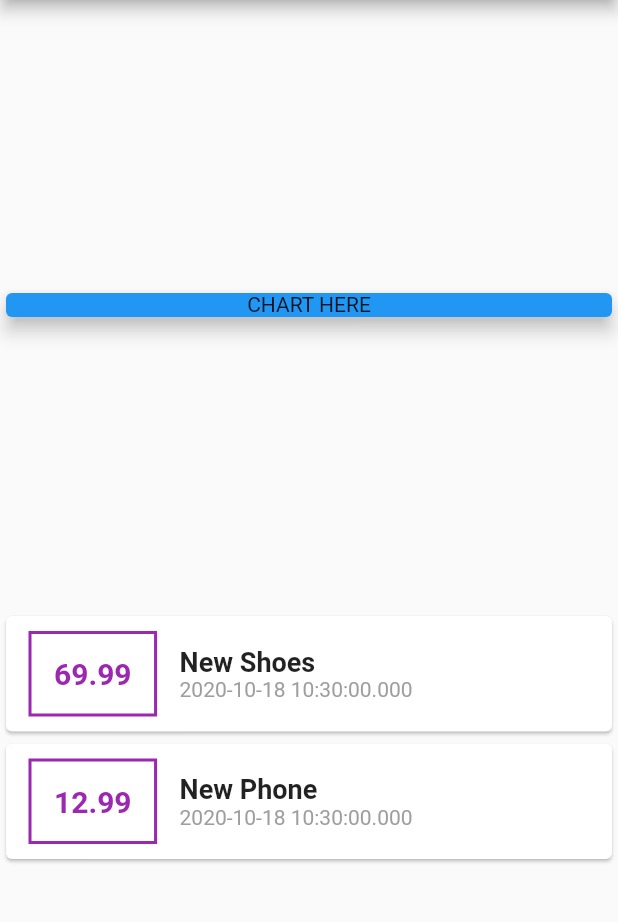
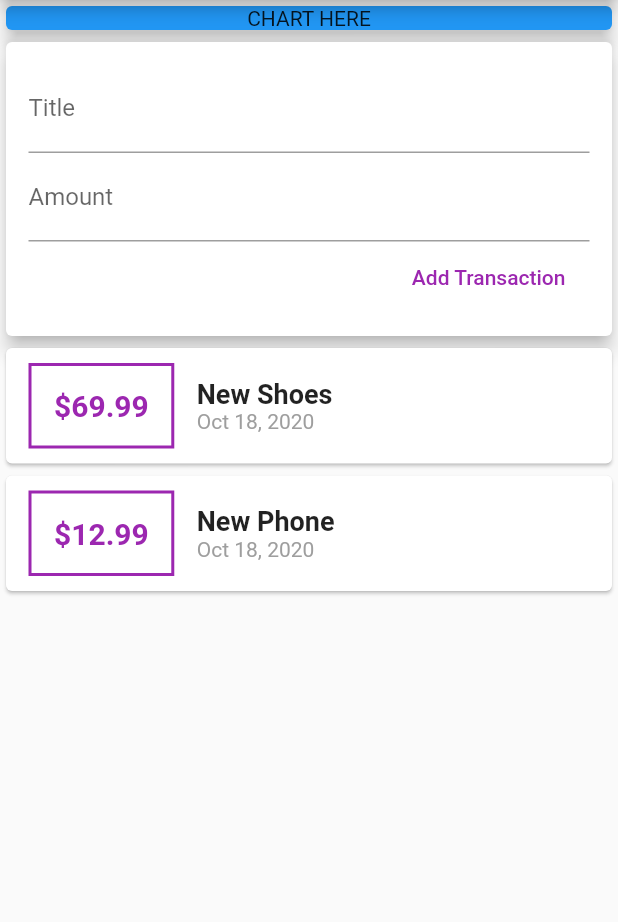
Before and after one commit to TomekLesniak/PersonalExpensesApp, a Flutter app: the screen it shows after launch, on a phone screen of 412 x 824 dp, the part 84-1006 px from its top. Run offline on Flutter 3.47's test engine with Material 2 defaults, Android fonts, the phone set to English and light mode, and no system bars.

Commit message:
Add new transaction on runtime

```diff
--- a/lib/main.dart
+++ b/lib/main.dart
@@ -1,6 +1,8 @@
+import 'package:PersonalExpensesApp/widgets/user_transactions.dart';
 import 'package:flutter/material.dart';
 
-import './transaction.dart';
+import './widgets/new_transaction.dart';
+import './widgets/transaction_list.dart';
 
 void main() {
   runApp(MyApp());
@@ -16,21 +18,14 @@ class MyApp extends StatelessWidget {
   }
 }
 
-class MyHomePage extends StatelessWidget {
-  final List<Transaction> transactions = [
-    Transaction(
-      id: 't1',
-      title: 'New Shoes',
-      amount: 69.99,
-      date: DateTime.now(),
-    ),
-    Transaction(
-      id: 't2',
-      title: 'New Phone',
-      amount: 12.99,
-      date: DateTime.now(),
-    ),
-  ];
+class MyHomePage extends StatefulWidget {
+  @override
+  _MyHomePageState createState() => _MyHomePageState();
+}
+
+class _MyHomePageState extends State<MyHomePage> {
+  final titleController = TextEditingController();
+  final amountController = TextEditingController();
 
   @override
   Widget build(BuildContext context) {
@@ -39,7 +34,7 @@ class MyHomePage extends StatelessWidget {
         title: Text('Personal Expenses'),
       ),
       body: Column(
-        mainAxisAlignment: MainAxisAlignment.spaceEvenly,
+        // mainAxisAlignment: MainAxisAlignment.start,
         crossAxisAlignment: CrossAxisAlignment.center,
         children: [
           Container(
@@ -53,55 +48,7 @@ class MyHomePage extends StatelessWidget {
               color: Colors.blue,
             ),
           ),
-          Column(
-            children: transactions.map((t) {
-              return Card(
-                child: Row(
-                  children: [
-                    Container(
-                      margin: EdgeInsets.symmetric(
-                        vertical: 10,
-                        horizontal: 15,
-                      ),
-                      padding: EdgeInsets.all(15),
-                      decoration: BoxDecoration(
-                        border: Border.all(
-                          color: Colors.purple,
-                          width: 2,
-                        ),
-                      ),
-                      child: Text(
-                        t.amount.toString(),
-                        style: TextStyle(
-                          color: Colors.purple,
-                          fontWeight: FontWeight.bold,
-                          fontSize: 20,
-                        ),
-                      ),
-                    ),
-                    Column(
-                      crossAxisAlignment: CrossAxisAlignment.start,
-                      children: [
-                        Text(
-                          t.title,
-                          style: TextStyle(
-                            fontWeight: FontWeight.w600,
-                            fontSize: 18,
-                          ),
-                          textAlign: TextAlign.left,
-                        ),
-                        Text(
-                          t.date.toString(),
-                          style: TextStyle(color: Colors.grey),
-                          textAlign: TextAlign.left,
-                        ),
-                      ],
-                    )
-                  ],
-                ),
-              );
-            }).toList(),
-          )
+          UserTransactions(),
         ],
       ),
     );
--- /dev/null
+++ b/lib/widgets/new_transaction.dart
@@ -0,0 +1,40 @@
+import 'package:flutter/material.dart';
+
+class NewTransaction extends StatelessWidget {
+  final titleController = TextEditingController();
+  final amountController = TextEditingController();
+  final Function newTransactionHandler;
+
+  NewTransaction(this.newTransactionHandler);
+
+  @override
+  Widget build(BuildContext context) {
+    return Card(
+      elevation: 5,
+      child: Container(
+        padding: EdgeInsets.all(15),
+        child: Column(
+          crossAxisAlignment: CrossAxisAlignment.end,
+          children: [
+            TextField(
+              decoration: InputDecoration(labelText: 'Title'),
+              controller: titleController,
+            ),
+            TextField(
+              decoration: InputDecoration(labelText: 'Amount'),
+              controller: amountController,
+            ),
+            FlatButton(
+              textColor: Colors.purple,
+              child: Text('Add Transaction'),
+              onPressed: () {
+                newTransactionHandler(this.titleController.text,
+                    double.parse(this.amountController.text));
+              },
+            ),
+          ],
+        ),
+      ),
+    );
+  }
+}
--- /dev/null
+++ b/lib/widgets/transaction_list.dart
@@ -0,0 +1,62 @@
+import 'package:PersonalExpensesApp/models/transaction.dart';
+import 'package:flutter/material.dart';
+import 'package:intl/intl.dart';
+
+class TransactionList extends StatelessWidget {
+  final List<Transaction> transactions;
+
+  TransactionList(this.transactions);
+
+  @override
+  Widget build(BuildContext context) {
+    return Column(
+      children: transactions.map((t) {
+        return Card(
+          child: Row(
+            children: [
+              Container(
+                margin: EdgeInsets.symmetric(
+                  vertical: 10,
+                  horizontal: 15,
+                ),
+                padding: EdgeInsets.all(15),
+                decoration: BoxDecoration(
+                  border: Border.all(
+                    color: Colors.purple,
+                    width: 2,
+                  ),
+                ),
+                child: Text(
+                  '\$${t.amount}',
+                  style: TextStyle(
+                    color: Colors.purple,
+                    fontWeight: FontWeight.bold,
+                    fontSize: 20,
+                  ),
+                ),
+              ),
+              Column(
+                crossAxisAlignment: CrossAxisAlignment.start,
+                children: [
+                  Text(
+                    t.title,
+                    style: TextStyle(
+                      fontWeight: FontWeight.w600,
+                      fontSize: 18,
+                    ),
+                    textAlign: TextAlign.left,
+                  ),
+                  Text(
+                    DateFormat.yMMMd().format(t.date),
+                    style: TextStyle(color: Colors.grey),
+                    textAlign: TextAlign.left,
+                  ),
+                ],
+              )
+            ],
+          ),
+        );
+      }).toList(),
+    );
+  }
+}
--- /dev/null
+++ b/lib/widgets/user_transactions.dart
@@ -0,0 +1,47 @@
+import 'package:flutter/material.dart';
+
+import '../models/transaction.dart';
+import '../widgets/transaction_list.dart';
+import './new_transaction.dart';
+
+class UserTransactions extends StatefulWidget {
+  @override
+  _UserTransactionsState createState() => _UserTransactionsState();
+}
+
+class _UserTransactionsState extends State<UserTransactions> {
+  final List<Transaction> _userTransactions = [
+    Transaction(
+      id: 't1',
+      title: 'New Shoes',
+      amount: 69.99,
+      date: DateTime.now(),
+    ),
+    Transaction(
+      id: 't2',
+      title: 'New Phone',
+      amount: 12.99,
+      date: DateTime.now(),
+    ),
+  ];
+
+  void _addNewTransaction(String title, double amount) {
+    setState(() {
+      _userTransactions.add(Transaction(
+          title: title,
+          amount: amount,
+          id: DateTime.now().toString(),
+          date: DateTime.now()));
+    });
+  }
+
+  @override
+  Widget build(BuildContext context) {
+    return Column(
+      children: [
+        NewTransaction(_addNewTransaction),
+        TransactionList(_userTransactions),
+      ],
+    );
+  }
+}
--- a/pubspec.yaml
+++ b/pubspec.yaml
@@ -23,6 +23,7 @@ environment:
 dependencies:
   flutter:
     sdk: flutter
+  intl: ^0.16.1
 
 
   # The following adds the Cupertino Icons font to your application.
```
Also changed, not shown: lib/models/transaction.dart (renamed from lib/transaction.dart), pubspec.lock.
